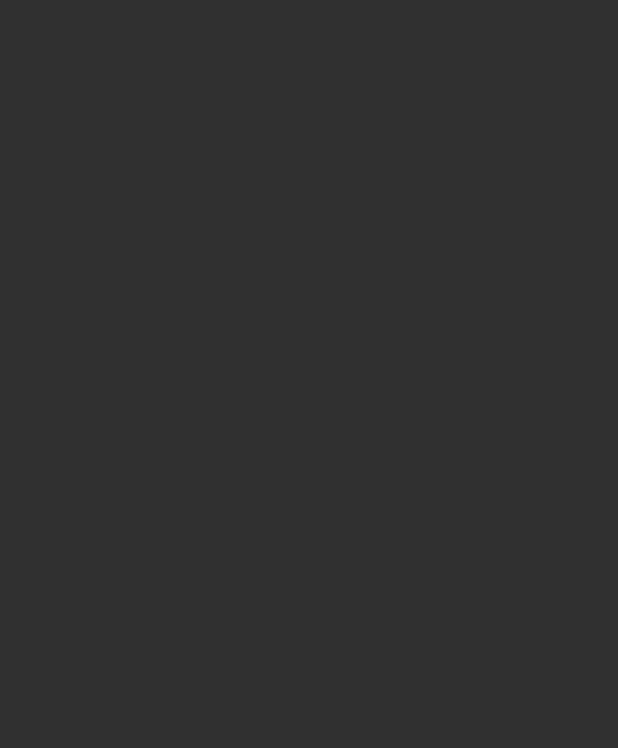
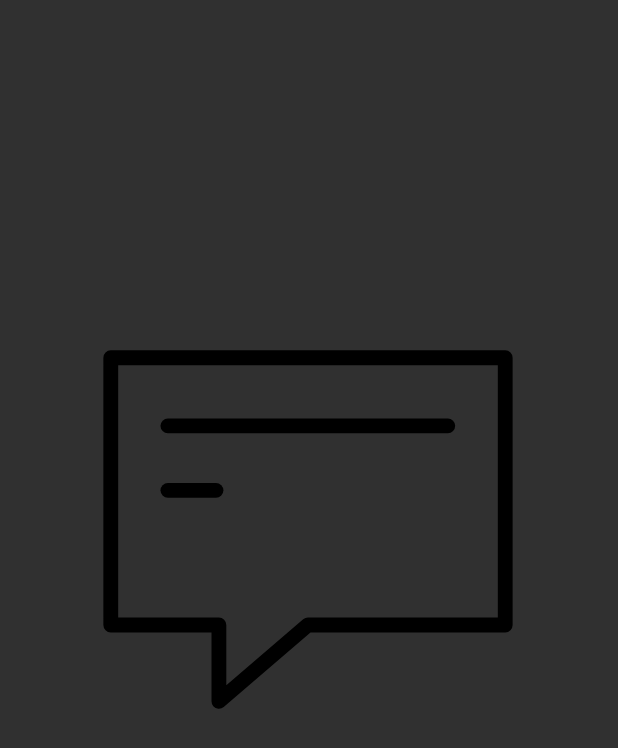
Before and after one commit to Alvaro-Cano/PracticaLDM, an Android app: the ComoJugar screen opened directly, with no data from a screen before it, on a phone screen of 412 x 824 dp. Before the commit the part shown is empty. Shown: the top 748 px of the screen. Run offline under Robolectric (Android 15) with nearby library versions, the phone set to English and light mode, and no system bars.

Commit message:
Splash screen

```diff
--- /dev/null
+++ b/app/src/main/res/drawable/splash.xml
@@ -0,0 +1,9 @@
+<?xml version="1.0" encoding="utf-8"?>
+<layer-list xmlns:android="http://schemas.android.com/apk/res/android">
+    <item android:drawable="@color/purple_500"/>
+    <item>
+        <bitmap
+            android:gravity="fill_horizontal"
+            android:src="@drawable/quiz" />
+    </item>
+</layer-list>
--- a/app/src/main/res/layout/activity_como_jugar.xml
+++ b/app/src/main/res/layout/activity_como_jugar.xml
@@ -6,4 +6,24 @@
     android:layout_height="match_parent"
     tools:context=".ComoJugar">
 
+    <com.airbnb.lottie.LottieAnimationView
+        android:id="@+id/animation_view"
+        android:layout_width="300dp"
+        android:layout_height="282dp"
+
+
+        android:layout_marginBottom="330dp"
+
+
+        app:layout_constraintBottom_toBottomOf="parent"
+
+        app:layout_constraintEnd_toEndOf="parent"
+        app:layout_constraintHorizontal_bias="0.495"
+        app:layout_constraintStart_toStartOf="parent"
+        app:layout_constraintTop_toTopOf="parent"
+        app:layout_constraintVertical_bias="1.0"
+        app:lottie_autoPlay="true"
+        app:lottie_fileName="17485-message-icon.json"
+        app:lottie_loop="false" />
+
 </androidx.constraintlayout.widget.ConstraintLayout>
--- a/app/src/main/res/values/themes.xml
+++ b/app/src/main/res/values/themes.xml
@@ -13,4 +13,9 @@
         <item name="android:statusBarColor" tools:targetApi="l">?attr/colorPrimaryVariant</item>
         <!-- Customize your theme here. -->
     </style>
+    <style name="SplashScreen" parent="Theme.AppCompat.NoActionBar">
+        <item name="android:windowBackground">
+            @drawable/splash
+        </item>
+    </style>
 </resources>
```
Also changed, not shown: app/src/main/AndroidManifest.xml (+6 -3 lines), app/src/main/assets/17485-message-icon.json (added, +1 -0 lines), app/src/main/java/com/example/itsaquiz/SplashScreen.java (added, +16 -0 lines), app/src/main/res/drawable-v24/quiz.jpg (added).
